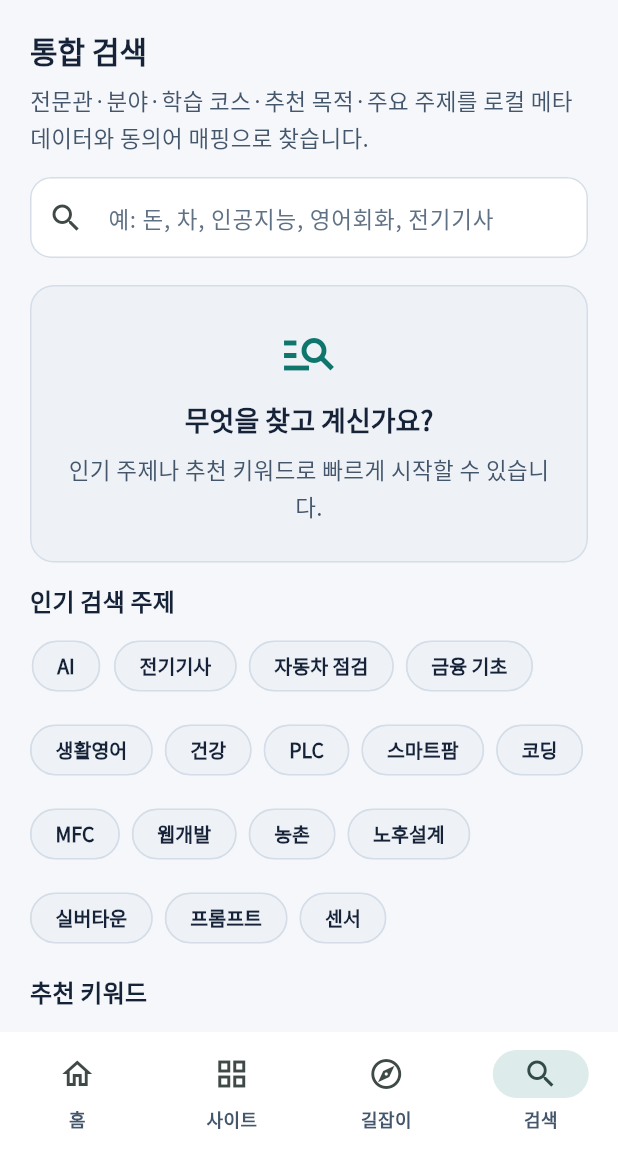
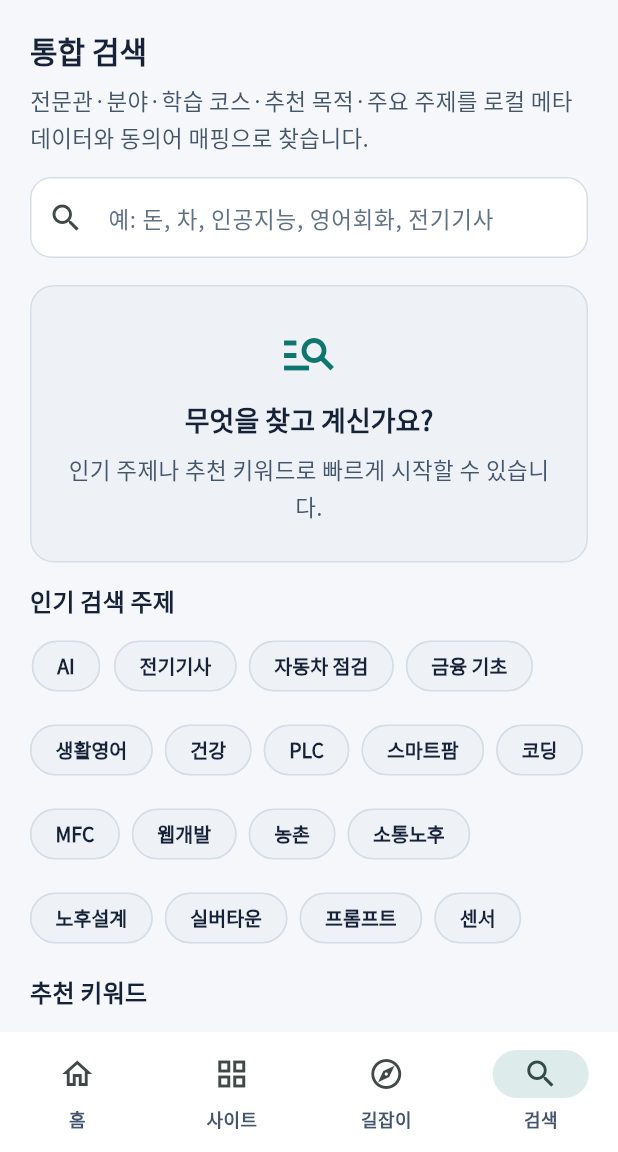
Before and after one commit to jtjeon73-hue/SotongSiteManager, a Flutter app: the screen it shows after launch, item 4 of the bottom bar chosen, on a phone screen of 412 x 824 dp, the part 84-1236 px from its top. Run offline on Flutter 3.47's test engine with Material 3 defaults, Android fonts, the phone set to English and light mode, and no system bars; our stand-ins replace go_router, google_fonts.

Commit message:
fix: rename SotongSaveLive display name to sotongnohu
Co-authored-by: Cursor <cursoragent@cursor.com>

```diff
--- a/lib/data/knowledge_data.dart
+++ b/lib/data/knowledge_data.dart
@@ -77,7 +77,7 @@ abstract final class KnowledgeData {
       title: '노후설계가 돈만의 문제가 아닌 이유',
       summary:
           '일·건강·관계·주거·돌봄이 함께 맞물립니다. '
-          'SotongSaveLive에서 다양한 노후 시나리오를 읽고 비교해 보세요.',
+          '소통노후에서 다양한 노후 시나리오를 읽고 비교해 보세요.',
       whyItMatters: '돈만 보면 놓치는 선택지가 많습니다.',
       siteId: 'save-live',
       categoryId: 'life-retirement',
@@ -334,7 +334,7 @@ abstract final class KnowledgeData {
     '코딩·앱 개발을 시작하고 싶다면 → 소통개발',
     '웹·앱·MFC 실무 과정을 따라가려면 → 소통웹·앱·MFC DEV',
     '농촌·지역발전을 살펴보고 싶다면 → 소통농촌AI',
-    '노후·인생설계를 읽고 비교하고 싶다면 → SotongSaveLive',
+    '노후·인생설계를 읽고 비교하고 싶다면 → 소통노후',
   ];
 
   static const List<String> learningMethodSteps = [
--- a/lib/data/recommendation_rules.dart
+++ b/lib/data/recommendation_rules.dart
@@ -233,7 +233,7 @@ abstract final class RecommendationRules {
       'development' => '소통개발',
       'web-app-dev' => '소통웹·앱·MFC DEV',
       'country-ai' => '소통농촌AI',
-      'save-live' => 'SotongSaveLive',
+      'save-live' => '소통노후',
       _ => primary,
     };
     return [
@@ -446,7 +446,7 @@ abstract final class RelatedKnowledgeData {
       fromSiteId: 'finance',
       toSiteId: 'save-live',
       startHint: '소통금융 현금흐름·저축',
-      nextHint: 'SotongSaveLive 돈과 평생일',
+      nextHint: '소통노후 돈과 평생일',
       keywords: ['금융', '노후', '은퇴', '평생일'],
     ),
     RelatedKnowledge(
@@ -458,7 +458,7 @@ abstract final class RelatedKnowledgeData {
       fromSiteId: 'health',
       toSiteId: 'save-live',
       startHint: '소통건강 생활습관·응급 안내',
-      nextHint: 'SotongSaveLive 건강·관계·주거·돌봄',
+      nextHint: '소통노후 건강·관계·주거·돌봄',
       keywords: ['건강', '노후', '돌봄', '관계'],
     ),
     RelatedKnowledge(
@@ -470,7 +470,7 @@ abstract final class RelatedKnowledgeData {
       fromSiteId: 'country-ai',
       toSiteId: 'save-live',
       startHint: '소통농촌AI 생활·귀농 정보',
-      nextHint: 'SotongSaveLive 농촌과 제2의 인생',
+      nextHint: '소통노후 농촌과 제2의 인생',
       keywords: ['농촌', '귀농', '노후', '평생일'],
     ),
     RelatedKnowledge(
@@ -481,7 +481,7 @@ abstract final class RelatedKnowledgeData {
           '교육용으로 보완할 수 있습니다.',
       fromSiteId: 'save-live',
       toSiteId: 'health',
-      startHint: 'SotongSaveLive 건강·관계·생활',
+      startHint: '소통노후 건강·관계·생활',
       nextHint: '소통건강 질환·예방·응급',
       keywords: ['노후', '건강', '생활습관'],
     ),
--- a/lib/data/search_keywords.dart
+++ b/lib/data/search_keywords.dart
@@ -23,7 +23,7 @@ abstract final class SearchKeywords {
     '질병': ['건강', '질환', '증상'],
     '증상': ['건강', '질환', '검진'],
     '건강관리': ['건강', '생활습관', '예방'],
-    '노후 건강': ['건강', '중장년', '예방'],
+    '노후 건강': ['건강', '중장년', '예방', '노후', '소통노후'],
     '피엘씨': ['PLC', '자동화', '제어'],
     'plc': ['PLC', '피엘씨', '자동화'],
     '제어': ['PLC', '자동화', '센서'],
@@ -48,16 +48,16 @@ abstract final class SearchKeywords {
     '센서': ['PLC', '스마트팜', '전기'],
     '통신': ['PLC', '개발', '자동화'],
     '데이터': ['개발', '스마트팜', 'AI'],
-    '노후': ['은퇴', '인생설계', '노후설계', '평생일'],
-    '은퇴': ['노후', '노후설계', '연금', '평생일'],
-    '노후설계': ['인생설계', '노후', '은퇴', 'SotongSaveLive'],
-    '인생설계': ['노후설계', '노후', '평생일'],
-    '평생일': ['노후', '부분은퇴', '은퇴', '프리랜서'],
+    '노후': ['은퇴', '인생설계', '노후설계', '평생일', '소통노후', '노후 준비'],
+    '은퇴': ['노후', '노후설계', '연금', '평생일', '소통노후'],
+    '노후설계': ['인생설계', '노후', '은퇴', '소통노후', 'SotongSaveLive'],
+    '인생설계': ['노후설계', '노후', '평생일', '소통노후'],
+    '평생일': ['노후', '부분은퇴', '은퇴', '프리랜서', '평생 일'],
     '연금': ['노후', '은퇴', '금융'],
     '프리랜서': ['평생일', '노후', '사업'],
     '사업': ['사업자', '은퇴', '평생일'],
     '귀농': ['농촌', '농촌생활', '노후'],
-    '농촌생활': ['농촌', '귀촌', '노후'],
+    '농촌생활': ['농촌', '귀촌', '노후', '소통노후'],
     '실버타운': ['노후 주거', '고령자복지주택', '주거'],
     '지방 실버타운': ['실버타운', '노후 주거'],
     '알뜰 실버타운': ['실버타운', '고령자복지주택'],
@@ -68,7 +68,7 @@ abstract final class SearchKeywords {
     '장기요양': ['재가돌봄', '요양원', '요양병원'],
     '요양원': ['장기요양', '요양병원', '돌봄'],
     '요양병원': ['장기요양', '요양원', '의료'],
-    '마음쉼터': ['마음안정', '법화경', '마음수양'],
+    '마음쉼터': ['마음안정', '법화경', '마음수양', '마음의 쉼'],
     '법화경': ['마음쉼터', '마음안정'],
     '아름다운 마무리': ['사전연명의료의향서', '마무리', '노후'],
     '사전연명의료의향서': ['아름다운 마무리', '마무리'],
@@ -80,9 +80,28 @@ abstract final class SearchKeywords {
     '프리랜서 노후': ['프리랜서', '평생일', '노후'],
     '사업자 노후': ['사업', '은퇴', '노후'],
     '노후맞이 인생들': ['인생설계', '노후', '시나리오'],
-    'SotongSaveLive': ['소통세이브라이브', '세이브라이브', '노후설계'],
-    '소통세이브라이브': ['SotongSaveLive', '세이브라이브'],
-    '세이브라이브': ['SotongSaveLive', '소통세이브라이브'],
+    '소통노후': [
+      '노후',
+      '노후 준비',
+      '인생 후반기',
+      '은퇴',
+      '평생 일',
+      '노후 건강',
+      '주거',
+      '돌봄',
+      '농촌생활',
+      '마음의 쉼',
+      'SotongSaveLive',
+    ],
+    '노후 준비': ['소통노후', '노후', '은퇴', '인생 후반기'],
+    '인생 후반기': ['소통노후', '노후', '은퇴', '노후 준비'],
+    '평생 일': ['평생일', '노후', '소통노후'],
+    '주거': ['노후 주거', '실버타운', '고령자복지주택'],
+    '돌봄': ['장기요양', '재가돌봄', '요양원'],
+    '마음의 쉼': ['마음쉼터', '마음안정', '소통노후'],
+    'SotongSaveLive': ['소통노후', '소통세이브라이브', '세이브라이브', '노후설계'],
+    '소통세이브라이브': ['소통노후', 'SotongSaveLive', '세이브라이브'],
+    '세이브라이브': ['소통노후', 'SotongSaveLive', '소통세이브라이브'],
     '마음안정': ['마음쉼터', '법화경'],
     '삶의 마무리': ['아름다운 마무리', '사전연명의료의향서'],
   };
@@ -100,6 +119,7 @@ abstract final class SearchKeywords {
     'MFC',
     '웹개발',
     '농촌',
+    '소통노후',
     '노후설계',
     '실버타운',
     '프롬프트',
@@ -118,6 +138,7 @@ abstract final class SearchKeywords {
     'MFC',
     '웹개발',
     '귀촌',
+    '소통노후',
     '노후',
     '마음쉼터',
     '센서',
--- a/lib/data/sites_data.dart
+++ b/lib/data/sites_data.dart
@@ -820,13 +820,16 @@ abstract final class SitesData {
     KnowledgeSite(
       id: 'save-live',
       routeSlug: 'save-live',
-      name: 'SotongSaveLive',
-      shortName: '소통 AI 인생·노후설계',
-      description: '입력 없이 다양한 노후 인생과 미래 시나리오를 읽고 비교하는 AI 인생·노후설계 플랫폼',
+      name: '소통노후',
+      shortName: '소통노후',
+      description: '인생 후반기와 노후를 체계적으로 준비하는 지식 전문관',
       detailedDescription:
-          'SotongSaveLive는 정해진 질문에 답하거나 개인정보를 입력하는 방식이 아니라, '
+          '소통노후는 돈과 평생 일, 건강, 관계, 주거, 돌봄, 농촌생활, '
+          '마음의 쉼과 삶의 마무리까지 인생 후반기를 체계적으로 준비하는 '
+          '노후 지식 전문관입니다. '
+          '정해진 질문에 답하거나 개인정보를 입력하는 방식이 아니라, '
           '다양한 사람들의 노후 인생과 선택에 따른 미래를 읽고 비교하며 '
-          '자신의 방향을 생각하도록 돕는 AI 인생·노후설계 플랫폼입니다. '
+          '자신의 방향을 생각하도록 돕습니다. '
           '로컬 콘텐츠 기반이며 외부 생성형 AI API는 연결되어 있지 않습니다. '
           '제도·모집정보는 공식 원문에서 최신 확인이 필요합니다.',
       categoryId: 'life-retirement',
@@ -861,13 +864,23 @@ abstract final class SitesData {
         '아름다운 마무리',
       ],
       keywords: [
+        '소통노후',
+        '노후',
+        '노후 준비',
+        '인생 후반기',
+        '은퇴',
+        '평생 일',
+        '노후 건강',
+        '주거',
+        '돌봄',
+        '농촌생활',
+        '마음의 쉼',
         'AI 인생설계',
         '노후설계',
         '은퇴준비',
         '평생일',
         '프리랜서 노후',
         '사업자 노후',
-        '농촌생활',
         '부부 노후',
         '자녀 없는 부부',
         '1인 가구',
@@ -891,17 +904,19 @@ abstract final class SitesData {
       featured: true,
       sortOrder: 12,
       whyMatters:
-          '다양한 노후의 삶과 선택을 AI 관점으로 비교하며, '
-          '평생일·건강·관계·농촌생활·주거·돌봄·마음수양과 '
-          '아름다운 삶의 마무리를 함께 살펴보는 인생설계 전문관입니다.',
+          '돈과 평생 일, 건강, 관계, 주거, 돌봄, 농촌생활, '
+          '마음의 쉼과 삶의 마무리까지 인생 후반기를 체계적으로 준비하는 '
+          '노후 지식 전문관입니다.',
       learningOutcomes: [
         '노후설계가 돈만의 문제가 아님을 이해할 수 있다',
         '다양한 인생 유형과 시나리오를 비교할 수 있다',
         '주거·돌봄·마음수양 선택지의 차이를 구분할 수 있다',
         '개인 맞춤 확정조언이 아닌 참고 학습의 한계를 안다',
       ],
-      coreQuestion: '나에게 가까운 노후 인생과 선택을 어떻게 비교해 볼까?',
-      valueProposition: '입력 없이 다양한 노후 인생과 미래 시나리오를 읽고 비교합니다.',
+      coreQuestion: '인생 후반기와 노후를 어떻게 체계적으로 준비할까?',
+      valueProposition:
+          '돈과 평생 일, 건강, 관계, 주거, 돌봄, 농촌생활, '
+          '마음의 쉼과 삶의 마무리까지 함께 살펴봅니다.',
       startPoint: '노후맞이 인생들 또는 AI 인생로드맵부터 시작하세요.',
       menuHighlights: [
         '노후맞이 인생들',
```
Also changed, not shown: 3 other files.
